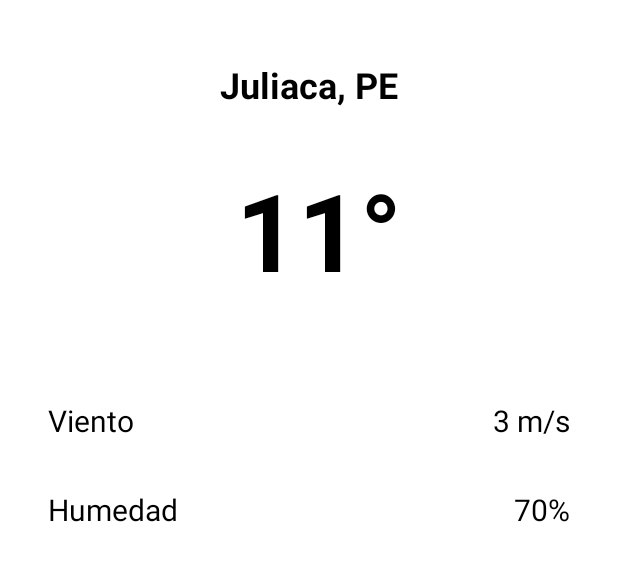
After one commit to ronhia/weather-app, an Android app: the layout fragment_weather.xml on its own in the app's theme, with its tools: preview values and no code run, on a phone screen of 412 x 824 dp. The commit adds this screen. Shown: the top 561 px of the screen. Run offline under Robolectric (Android 15) with nearby library versions, the phone set to English and light mode, and no system bars.

Commit message:
showing weather

```diff
--- a/app/build.gradle.kts
+++ b/app/build.gradle.kts
@@ -1,6 +1,8 @@
 plugins {
     id("com.android.application")
     id("kotlin-android")
+    id("kotlin-parcelize")
+    id("androidx.navigation.safeargs.kotlin")
 }
 
 android {
--- a/app/src/main/java/com/challenge/weather/data/repository/weather/WeatherRemoteStorage.kt
+++ b/app/src/main/java/com/challenge/weather/data/repository/weather/WeatherRemoteStorage.kt
@@ -2,7 +2,6 @@ package com.challenge.weather.data.repository.weather
 
 import com.challenge.weather.data.remote.model.WeatherBodyResponse
 import com.challenge.weather.data.remote.service.WeatherService
-import timber.log.Timber
 
 class WeatherRemoteStorage(
     private val weatherService: WeatherService
--- a/app/src/main/java/com/challenge/weather/domain/repository/WeatherRepository.kt
+++ b/app/src/main/java/com/challenge/weather/domain/repository/WeatherRepository.kt
@@ -1,11 +1,12 @@
 package com.challenge.weather.domain.repository
 
 import com.challenge.weather.domain.model.Coordinates
+import com.challenge.weather.domain.model.Weather
 
 interface WeatherRepository {
 
     fun getByCoordinates(coordinates: Coordinates)
 
-    suspend fun getByNameCity(name: String)
+    suspend fun getByNameCity(name: String): Weather
 
 }
--- a/app/src/main/java/com/challenge/weather/domain/usecases/GetWeatherByNameCityUseCase.kt
+++ b/app/src/main/java/com/challenge/weather/domain/usecases/GetWeatherByNameCityUseCase.kt
@@ -1,12 +1,13 @@
 package com.challenge.weather.domain.usecases
 
+import com.challenge.weather.domain.model.Weather
 import com.challenge.weather.domain.repository.WeatherRepository
 
 class GetWeatherByNameCityUseCase(
     private val weatherRepository: WeatherRepository
 ) {
 
-    suspend fun execute(name: String) {
-        weatherRepository.getByNameCity(name)
+    suspend fun execute(name: String): Weather {
+        return weatherRepository.getByNameCity(name)
     }
 }
--- /dev/null
+++ b/app/src/main/res/layout/fragment_weather.xml
@@ -0,0 +1,96 @@
+<?xml version="1.0" encoding="utf-8"?>
+<androidx.constraintlayout.widget.ConstraintLayout xmlns:android="http://schemas.android.com/apk/res/android"
+    xmlns:app="http://schemas.android.com/apk/res-auto"
+    xmlns:tools="http://schemas.android.com/tools"
+    android:layout_width="match_parent"
+    android:layout_height="match_parent">
+
+    <androidx.constraintlayout.widget.Guideline
+        android:id="@+id/gl_start"
+        android:layout_width="0dp"
+        android:layout_height="0dp"
+        android:orientation="vertical"
+        app:layout_constraintGuide_begin="32dp" />
+
+    <androidx.constraintlayout.widget.Guideline
+        android:id="@+id/gl_end"
+        android:layout_width="0dp"
+        android:layout_height="0dp"
+        android:orientation="vertical"
+        app:layout_constraintGuide_end="32dp" />
+
+    <com.google.android.material.textview.MaterialTextView
+        android:id="@+id/tv_city"
+        android:layout_width="0dp"
+        android:layout_height="wrap_content"
+        android:layout_marginTop="40dp"
+        android:fontFamily="sans-serif"
+        android:textAlignment="center"
+        android:textColor="@color/black"
+        android:textSize="24sp"
+        android:textStyle="bold"
+        app:layout_constraintEnd_toStartOf="@+id/gl_end"
+        app:layout_constraintStart_toStartOf="@+id/gl_start"
+        app:layout_constraintTop_toTopOf="parent"
+        tools:text="Juliaca, PE" />
+
+    <com.google.android.material.textview.MaterialTextView
+        android:id="@+id/tv_temperature"
+        android:layout_width="wrap_content"
+        android:layout_height="wrap_content"
+        android:layout_marginTop="32dp"
+        android:fontFamily="sans-serif"
+        android:textColor="@color/black"
+        android:textSize="72sp"
+        android:textStyle="bold"
+        app:layout_constraintEnd_toStartOf="@+id/gl_end"
+        app:layout_constraintHorizontal_bias="0.527"
+        app:layout_constraintStart_toStartOf="@+id/gl_start"
+        app:layout_constraintTop_toBottomOf="@+id/tv_city"
+        tools:text="11°" />
+
+    <com.google.android.material.textview.MaterialTextView
+        android:id="@+id/tv_windLabel"
+        android:layout_width="wrap_content"
+        android:layout_height="wrap_content"
+        android:layout_marginTop="65dp"
+        android:text="@string/weather_wind_label"
+        android:textColor="@color/black"
+        android:textSize="20sp"
+        app:layout_constraintStart_toStartOf="@+id/gl_start"
+        app:layout_constraintTop_toBottomOf="@+id/tv_temperature" />
+
+    <com.google.android.material.textview.MaterialTextView
+        android:id="@+id/tv_wind"
+        android:layout_width="wrap_content"
+        android:layout_height="wrap_content"
+        android:layout_marginEnd="32dp"
+        android:textColor="@color/black"
+        android:textSize="20sp"
+        app:layout_constraintEnd_toEndOf="parent"
+        app:layout_constraintTop_toTopOf="@+id/tv_windLabel"
+        tools:text="3 m/s" />
+
+    <com.google.android.material.textview.MaterialTextView
+        android:id="@+id/tv_humidityLabel"
+        android:layout_width="wrap_content"
+        android:layout_height="wrap_content"
+        android:layout_marginTop="32dp"
+        android:text="@string/weather_humidity_label"
+        android:textColor="@color/black"
+        android:textSize="20sp"
+        app:layout_constraintStart_toStartOf="@+id/gl_start"
+        app:layout_constraintTop_toBottomOf="@+id/tv_windLabel" />
+
+    <com.google.android.material.textview.MaterialTextView
+        android:id="@+id/tv_humidity"
+        android:layout_width="wrap_content"
+        android:layout_height="wrap_content"
+        android:text="@string/weather_wind"
+        android:textColor="@color/black"
+        android:textSize="20sp"
+        app:layout_constraintEnd_toStartOf="@+id/gl_end"
+        app:layout_constraintTop_toTopOf="@+id/tv_humidityLabel"
+        tools:text="70%" />
+
+</androidx.constraintlayout.widget.ConstraintLayout>
--- a/app/src/main/res/values/strings.xml
+++ b/app/src/main/res/values/strings.xml
@@ -2,4 +2,11 @@
     <string name="app_name">Weather App</string>
 
     <string name="search">Buscar</string>
+
+    <string name="weather_temperature">%s°c</string>
+    <string name="weather_wind_label">Viento</string>
+    <string name="weather_wind">%s m/s</string>
+    <string name="weather_humidity_label">Humedad</string>
+    <string name="weather_humidity">%s %%</string>
+
 </resources>
--- a/build.gradle.kts
+++ b/build.gradle.kts
@@ -7,6 +7,7 @@ buildscript {
     dependencies {
         classpath("com.android.tools.build:gradle:7.0.3")
         classpath("org.jetbrains.kotlin:kotlin-gradle-plugin:1.5.31")
+        classpath("androidx.navigation:navigation-safe-args-gradle-plugin:${Versions.navigation}")
 
         // NOTE: Do not place your application dependencies here; they belong
         // in the individual module build.gradle files
```
Also changed, not shown: app/src/main/java/com/challenge/weather/data/mapper/WeatherMapper.kt (added, +14 -0 lines), app/src/main/java/com/challenge/weather/data/remote/model/WeatherResponse.kt (+10 -0 lines), app/src/main/java/com/challenge/weather/data/repository/weather/WeatherRepositoryImpl.kt (+4 -4 lines), app/src/main/java/com/challenge/weather/domain/model/Weather.kt (added, +9 -0 lines), app/src/main/java/com/challenge/weather/presentation/features/search/SearchFragment.kt (+12 -0 lines), app/src/main/java/com/challenge/weather/presentation/features/search/SearchViewModel.kt (+12 -1 lines), app/src/main/java/com/challenge/weather/presentation/features/weather/WeatherFragment.kt (added, +45 -0 lines), app/src/main/java/com/challenge/weather/presentation/features/weather/mapper/WeatherModelMapper.kt (added, +14 -0 lines), app/src/main/java/com/challenge/weather/presentation/features/weather/model/WeatherModel.kt (added, +17 -0 lines), app/src/main/java/com/challenge/weather/utils/Event.kt (added, +43 -0 lines), app/src/main/java/com/challenge/weather/utils/extensions/DoubleExtensions.kt (added, +15 -0 lines), app/src/main/java/com/challenge/weather/utils/extensions/NavigationExtensions.kt (added, +11 -0 lines), app/src/main/res/navigation/nav_main.xml (+19 -1 lines).
